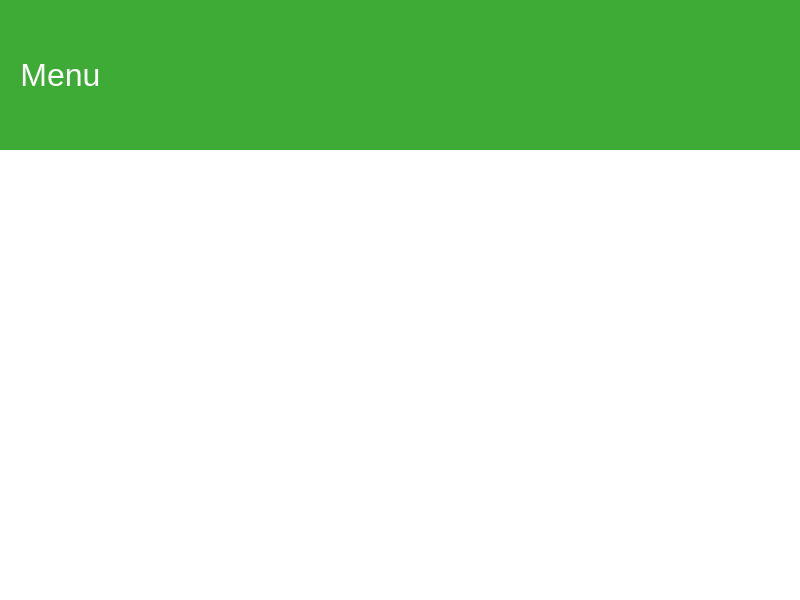
This is HacktonDemo/mainwindow.ui in CABLodam/hackathon as Qt 5 draws it before an edit. The edited form follows.
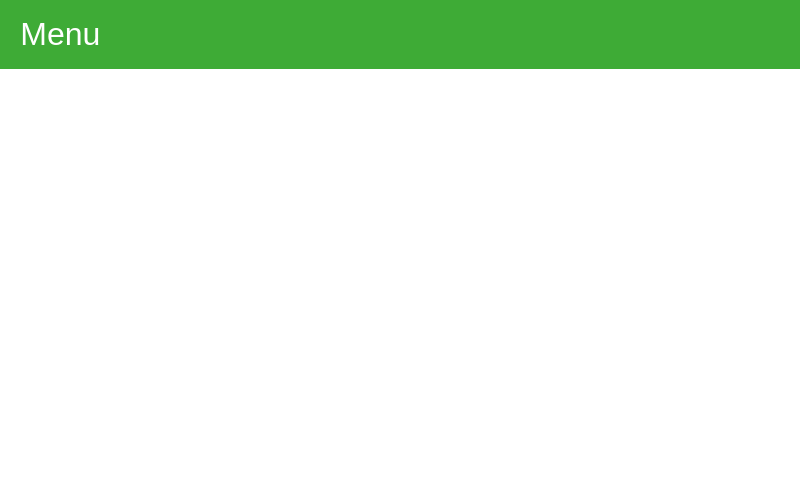
This is the edited form. Icons and pictures are not drawn.

Patch:
```diff
--- a/HacktonDemo/mainwindow.ui
+++ b/HacktonDemo/mainwindow.ui
@@ -7,7 +7,7 @@
     <x>0</x>
     <y>0</y>
     <width>800</width>
-    <height>600</height>
+    <height>480</height>
    </rect>
   </property>
   <property name="sizePolicy">
@@ -135,14 +135,14 @@
            <widget class="QLabel" name="calendarIcon">
             <property name="minimumSize">
              <size>
-              <width>56</width>
-              <height>56</height>
+              <width>40</width>
+              <height>40</height>
              </size>
             </property>
             <property name="maximumSize">
              <size>
-              <width>56</width>
-              <height>56</height>
+              <width>40</width>
+              <height>40</height>
              </size>
             </property>
             <property name="toolTipDuration">
@@ -173,7 +173,7 @@
          <property name="sizePolicy">
           <sizepolicy hsizetype="Preferred" vsizetype="Preferred">
            <horstretch>0</horstretch>
-           <verstretch>3</verstretch>
+           <verstretch>6</verstretch>
           </sizepolicy>
          </property>
          <property name="minimumSize">
```
Left out of the diff: 9 changed lines with no effect on the pictures.
